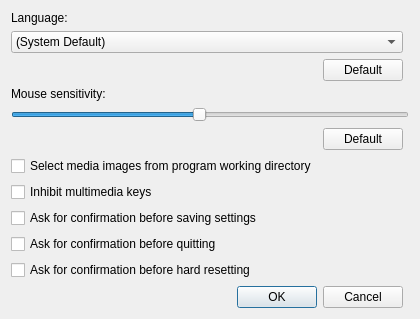
Above: src/qt/qt_progsettings.ui from 86Box/86Box before the change. Below: the same form after it.
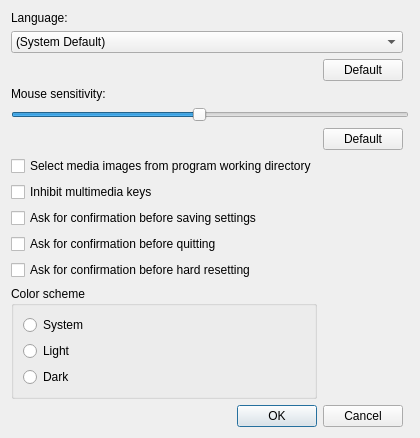
That is the form after the change.

Commit message: Add ability to switch color scheme from system default on Windows

```diff
--- a/src/qt/qt_progsettings.ui
+++ b/src/qt/qt_progsettings.ui
@@ -7,7 +7,7 @@
     <x>0</x>
     <y>0</y>
     <width>458</width>
-    <height>391</height>
+    <height>508</height>
    </rect>
   </property>
   <property name="minimumSize">
@@ -148,6 +148,16 @@
      </property>
     </widget>
    </item>
+   <item row="14" column="0" colspan="2">
+    <widget class="QDialogButtonBox" name="buttonBox">
+     <property name="orientation">
+      <enum>Qt::Orientation::Horizontal</enum>
+     </property>
+     <property name="standardButtons">
+      <set>QDialogButtonBox::StandardButton::Cancel|QDialogButtonBox::StandardButton::Ok</set>
+     </property>
+    </widget>
+   </item>
    <item row="10" column="0">
     <widget class="QCheckBox" name="checkBoxConfirmHardReset">
      <property name="text">
@@ -155,14 +165,34 @@
      </property>
     </widget>
    </item>
-   <item row="13" column="0" colspan="2">
-    <widget class="QDialogButtonBox" name="buttonBox">
-     <property name="orientation">
-      <enum>Qt::Horizontal</enum>
+   <item row="13" column="0">
+    <widget class="QGroupBox" name="groupBox">
+     <property name="title">
+      <string>Color scheme</string>
      </property>
-     <property name="standardButtons">
-      <set>QDialogButtonBox::Cancel|QDialogButtonBox::Ok</set>
-     </property>
+     <layout class="QVBoxLayout" name="verticalLayout">
+      <item>
+       <widget class="QRadioButton" name="radioButtonSystem">
+        <property name="text">
+         <string>System</string>
+        </property>
+       </widget>
+      </item>
+      <item>
+       <widget class="QRadioButton" name="radioButtonLight">
+        <property name="text">
+         <string>Light</string>
+        </property>
+       </widget>
+      </item>
+      <item>
+       <widget class="QRadioButton" name="radioButtonDark">
+        <property name="text">
+         <string>Dark</string>
+        </property>
+       </widget>
+      </item>
+     </layout>
     </widget>
    </item>
   </layout>
```
Left out of the diff: 106 changed lines with no effect on the pictures. The commit also changes 33 other files.
